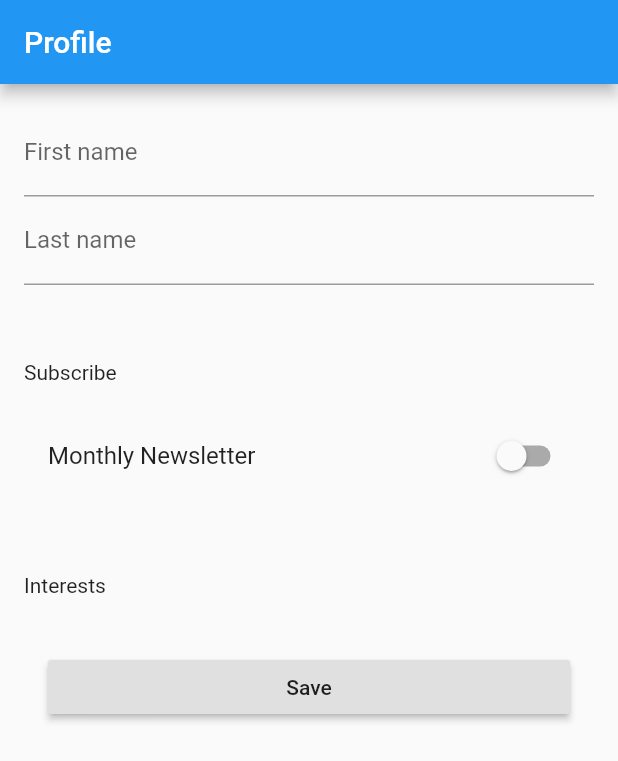
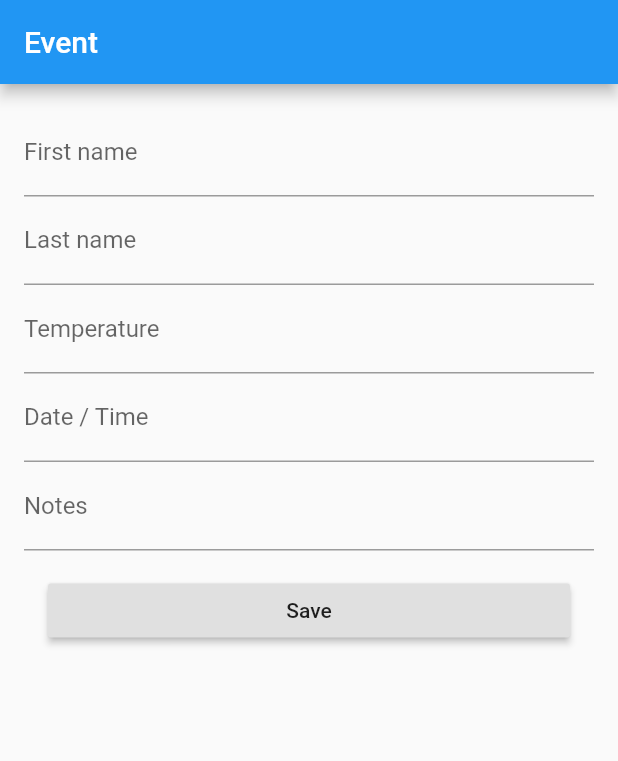
Before and after one commit to jcallinan/COVID-19-Tracker, a Flutter app: the screen it shows after launch, on a phone screen of 412 x 824 dp. Shown: the top 761 px of the screen. Run offline on Flutter 3.47's test engine with Material 2 defaults, Android fonts, the phone set to English and light mode, and no system bars.

Commit message:
Updates to UI

```diff
--- a/covid19_tracker/lib/main.dart
+++ b/covid19_tracker/lib/main.dart
@@ -15,7 +15,7 @@ class _COVIDCollectDataState extends State {
   @override
   Widget build(BuildContext context) {
     return Scaffold(
-        appBar: AppBar(title: Text('Profile')),
+        appBar: AppBar(title: Text('Event')),
         body: Container(
             padding:
             const EdgeInsets.symmetric(vertical: 16.0, horizontal: 16.0),
@@ -46,19 +46,29 @@ class _COVIDCollectDataState extends State {
                               },
                               onSaved: (val) =>
                                   setState(() => _user.lastName = val)),
-                          Container(
-                            padding: const EdgeInsets.fromLTRB(0, 50, 0, 20),
-                            child: Text('Subscribe'),
-                          ),
-                          SwitchListTile(
-                              title: const Text('Monthly Newsletter'),
-                              value: _user.newsletter,
-                              onChanged: (bool val) =>
-                                  setState(() => _user.newsletter = val)),
-                          Container(
-                            padding: const EdgeInsets.fromLTRB(0, 50, 0, 20),
-                            child: Text('Interests'),
-                          ),
+                          TextFormField(
+                              decoration:
+                              InputDecoration(labelText: 'Temperature'),
+                              validator: (value) {
+                                if (value.isEmpty) {
+                                  return 'Please enter the temperature taken.';
+                                }
+                              },
+                              onSaved: (val) =>
+                                  setState(() => _user.temperature = double.tryParse(val))),
+                          TextFormField(
+                              decoration:
+                              InputDecoration(labelText: 'Date / Time'),
+
+                              onSaved: (val) =>
+                                  setState(() => _user.dateTimeTaken = val)),
+
+                          TextFormField(
+                              decoration:
+                              InputDecoration(labelText: 'Notes'),
+
+                              onSaved: (val) =>
+                                  setState(() => _user.notes = val)),
 
                           Container(
                               padding: const EdgeInsets.symmetric(
--- a/covid19_tracker/lib/models/user.dart
+++ b/covid19_tracker/lib/models/user.dart
@@ -2,9 +2,9 @@
 class User {
   String firstName = '';
   String lastName = '';
-  double Temperature = 0.0;
-  String DateTimeTaken;
-  bool newsletter = false;
+  double temperature = 0.0;
+  String dateTimeTaken;
+  String notes;
   save() {
     print('saving user');
   }
```
Also changed, not shown: COVID-Event.png (added).
